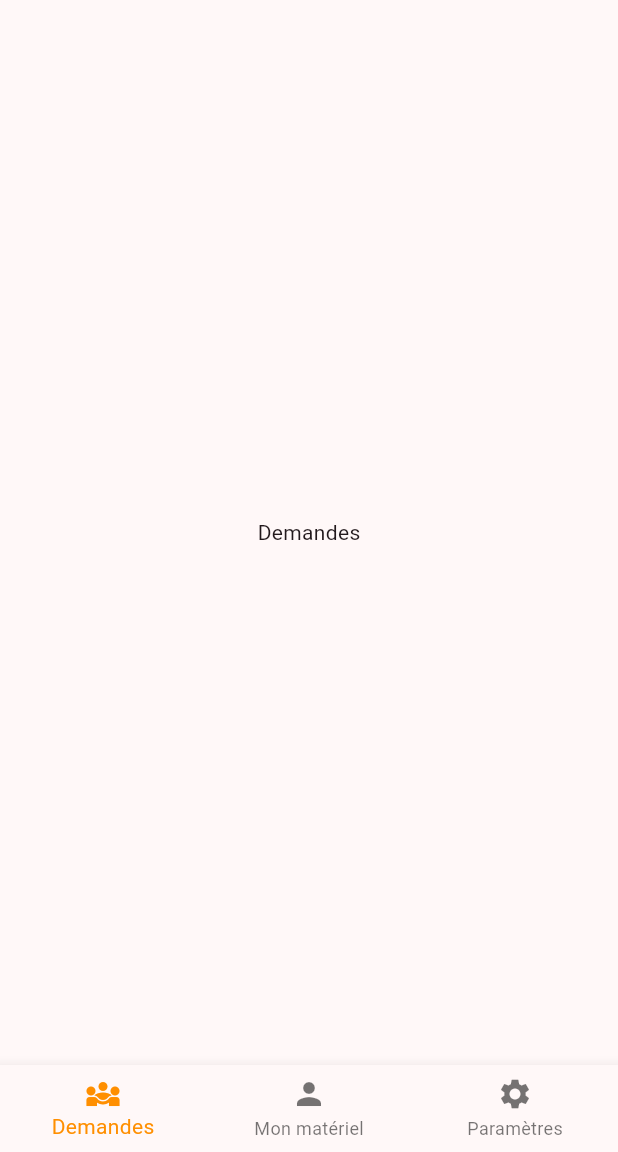
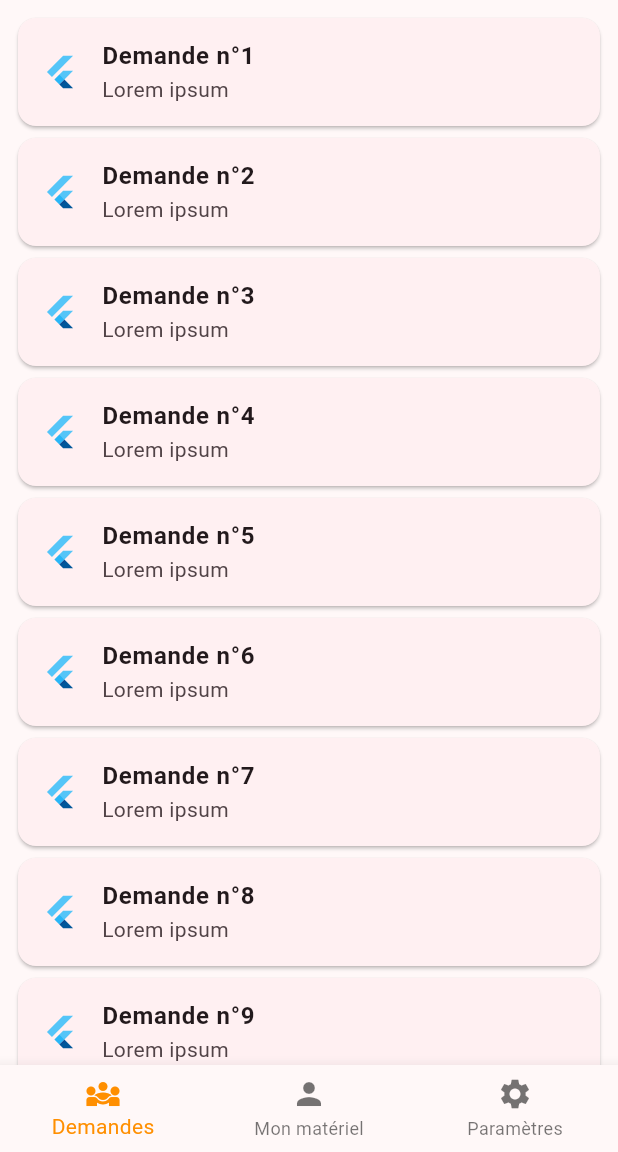
Before and after one commit to Juliette0070/Allo, a Flutter app: the screen it shows after launch, on a phone screen of 412 x 824 dp, the part 84-1236 px from its top. Run offline on Flutter 3.47's test engine with Material 3 defaults, Android fonts, the light colour scheme and no system bars.

Commit message:
Première version de la page de demandes avec des placeholders

```diff
--- /dev/null
+++ b/lib/UI/demandes_ui.dart
@@ -0,0 +1,35 @@
+import 'package:flutter/material.dart';
+
+class WidgetDemandes extends StatelessWidget {
+  List<Widget> _getAllWidgetsDemandes() {
+    // List<Task> tasks = Task.generateTask(7);
+    List<Widget> listeDemandes = [];
+    for (int i = 0; i < 15; i++) {
+      Widget taskWidget = Card(
+        child: ListTile(
+          leading: const FlutterLogo(),
+          title: Text(
+            "Demande n°${(i + 1)}",
+            style: const TextStyle(fontWeight: FontWeight.bold),
+          ),
+          subtitle: const Text("Lorem ipsum"),
+        ),
+      );
+      listeDemandes.add(taskWidget);
+    }
+    return listeDemandes;
+  }
+
+  @override
+  Widget build(BuildContext context) {
+    return ListView(
+      padding: const EdgeInsets.all(8),
+      children: _getAllWidgetsDemandes(),
+    );
+  }
+}
+//   @override
+//   Widget build(BuildContext context) {
+//     return Text("Demandes");
+//   }
+// }
--- a/lib/main.dart
+++ b/lib/main.dart
@@ -1,3 +1,4 @@
+import 'package:allo/UI/demandes_ui.dart';
 import 'package:flutter/material.dart';
 
 void main() {
@@ -28,13 +29,6 @@
   State<MyHomePage> createState() => _MyHomePageState();
 }
 
-class _WidgetDemandes extends StatelessWidget {
-  @override
-  Widget build(BuildContext context) {
-    return Text("Demandes");
-  }
-}
-
 class _WidgetMateriel extends StatelessWidget {
   @override
   Widget build(BuildContext context) {
@@ -52,12 +46,12 @@
 class _MyHomePageState extends State<MyHomePage> {
   int _selectedIndex = 0;
   static final List<Widget> _widgetOptions = [
-    _WidgetDemandes(),
+    WidgetDemandes(),
     _WidgetMateriel(),
     _WidgetSettings()
   ];
 
-  void _onItemTapped(int index){
+  void _onItemTapped(int index) {
     setState(() {
       _selectedIndex = index;
     });
@@ -72,7 +66,7 @@
       ),
       body: Center(
         child: _widgetOptions.elementAt(_selectedIndex),
-        ),
+      ),
       bottomNavigationBar: BottomNavigationBar(
         items: const [
           BottomNavigationBarItem(
@@ -84,9 +78,7 @@
             label: "Mon matériel",
           ),
           BottomNavigationBarItem(
-            icon: Icon(Icons.settings),
-            label: "Paramètres"
-          )
+              icon: Icon(Icons.settings), label: "Paramètres")
         ],
         currentIndex: _selectedIndex,
         selectedItemColor: Colors.amber[800],
```
Also changed, not shown: pubspec.lock.
